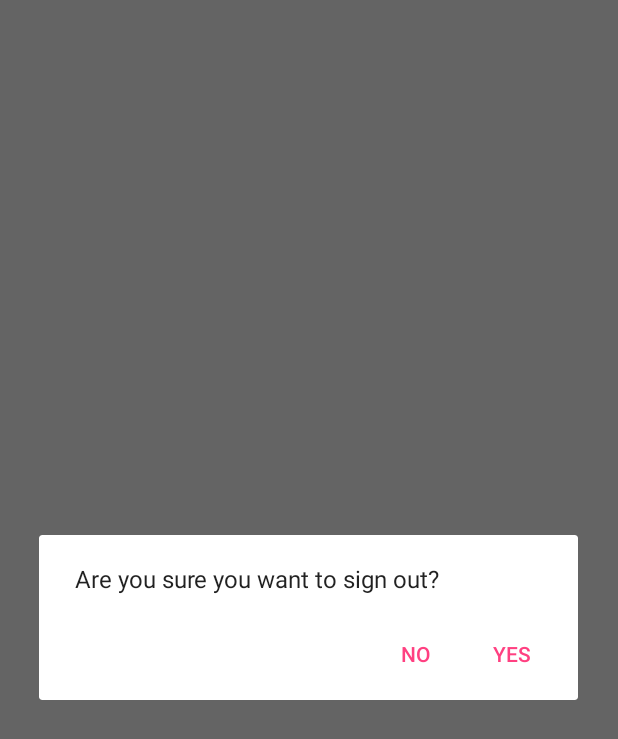
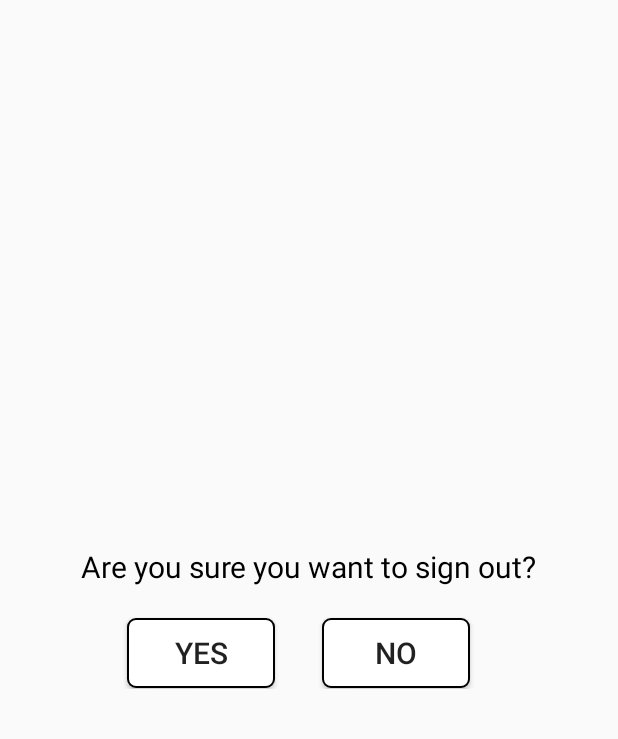
Before and after one commit to AlluMounika/UnigramProject, an Android app: the fragment SignOutFragment placed in its activity, on a phone screen of 412 x 824 dp. Shown: the top 739 px of the screen. Run offline under Robolectric (Android 15) with nearby library versions, the phone set to English and light mode, and no system bars; our stand-ins replace ButterKnife, CircleImageView, Firebase (no records; nobody signed in at launch, a user with empty details on screens opened directly); libraries missing offline, so code that uses them is left out: com.ittianyu.bottomnavigationviewex; 8 statements that could not run were skipped.

Commit message:
commit changes

```diff
--- a/app/src/main/java/com/germiyanoglu/android/unigramproject/settings/SettingsActivity.java
+++ b/app/src/main/java/com/germiyanoglu/android/unigramproject/settings/SettingsActivity.java
@@ -118,7 +118,7 @@ public class SettingsActivity extends AppCompatActivity {
     // TODO 113 ) Designing ViewPager
     private void setViewPager(int fragmentNumber){
         relativeLayout.setVisibility(View.GONE);
-        Log.d(TAG,"navigating fragments : " + fragmentNumber);
+        Log.d(TAG,"navigating fragments Number of fragment : " + fragmentNumber);
         viewPager.setAdapter(settingsItemsPagerAdapter);
         viewPager.setCurrentItem(fragmentNumber);
     }
@@ -147,6 +147,7 @@ public class SettingsActivity extends AppCompatActivity {
             Log.d(TAG, "getIntentFromProfileActivity: receiving from Profile Activity");
             setViewPager(determineIndexOfSettingsItemPagerAdapter());
         }
+
     }
 
     // TODO : 238 ) Determining index of Settings Item Pager Adapter according its arraylist position
--- a/app/src/main/java/com/germiyanoglu/android/unigramproject/settings/SignOutFragment.java
+++ b/app/src/main/java/com/germiyanoglu/android/unigramproject/settings/SignOutFragment.java
@@ -11,6 +11,7 @@ import android.util.Log;
 import android.view.LayoutInflater;
 import android.view.View;
 import android.view.ViewGroup;
+import android.widget.Button;
 import android.widget.ProgressBar;
 import android.widget.TextView;
 
@@ -38,6 +39,15 @@ public class SignOutFragment extends Fragment {
     @BindView(R.id.signout_textview)
     TextView signoutTextView;
 
+    @BindView(R.id.signout_title)
+    TextView signoutTitle;
+
+    @BindView(R.id.signout_title)
+    Button signOutYes;
+
+    @BindView(R.id.signout_get_back)
+    Button signOutNo;
+
     public View onCreateView(LayoutInflater inflater, @Nullable ViewGroup container, Bundle savedInstanceState){
         super.onCreate(savedInstanceState);
         Log.d(TAG,"onCreateView is working");
@@ -58,32 +68,26 @@ public class SignOutFragment extends Fragment {
 
     // TODO : 201 ) Opening dialogInterface for signing out according to button's feature
     private void signoutProcess() {
-        DialogInterface.OnClickListener dialogClickListener = new DialogInterface.OnClickListener() {
+        // TODO : 202 ) Signout Process
+        signOutYes.setOnClickListener(new View.OnClickListener() {
             @Override
-            public void onClick(DialogInterface dialog, int which) {
-                switch (which){
-                    case DialogInterface.BUTTON_POSITIVE:
-                        //Yes button clicked
-                        // TODO : 202 ) Signout Process
-                        setVisible();
-                        mAuth.signOut();
-                        getActivity().finish();
+            public void onClick(View v) {
+                Log.d(TAG, "onClick: attempting to sign out.");
+                setVisible();
 
-                        break;
+                mAuth.signOut();
+                getActivity().finish();
+            }
+        });
 
-                    case DialogInterface.BUTTON_NEGATIVE:
-                        //No button clicked
-                        Intent intent = new Intent(getActivity(), SettingsActivity.class);
-                        startActivity(intent);
-                        break;
-                }
+        signOutNo.setOnClickListener(new View.OnClickListener() {
+            @Override
+            public void onClick(View v) {
+                Intent intent = new Intent(getActivity(), SettingsActivity.class);
+                startActivity(intent);
             }
+        });
 
-        };
-
-        AlertDialog.Builder builder = new AlertDialog.Builder(getContext());
-        builder.setMessage("Are you sure you want to sign out?").setPositiveButton("Yes", dialogClickListener)
-                .setNegativeButton("No", dialogClickListener).show();
     }
 
     // TODO : 198 ) Set Visible of progessBar and TextView
--- a/app/src/main/res/layout/fragment_signout.xml
+++ b/app/src/main/res/layout/fragment_signout.xml
@@ -5,6 +5,48 @@
     xmlns:android="http://schemas.android.com/apk/res/android"
     android:layout_width="match_parent"
     android:layout_height="match_parent">
+
+    <RelativeLayout
+        android:layout_width="wrap_content"
+        android:layout_height="wrap_content"
+        android:layout_marginTop="80dp"
+        android:layout_centerInParent="true"
+        android:layout_centerHorizontal="true">
+
+        <TextView
+            android:id="@+id/signout_title"
+            android:layout_width="wrap_content"
+            android:layout_height="wrap_content"
+            android:textSize="20sp"
+            android:textColor="@android:color/black"
+            android:text="Are you sure you want to sign out?"/>
+
+        <Button
+            android:id="@+id/signout_button"
+            android:layout_below="@+id/signout_title"
+            android:layout_width="100dp"
+            android:layout_height="wrap_content"
+            android:layout_marginLeft="30dp"
+            android:text="Yes"
+            android:textSize="20sp"
+            android:background="@drawable/rectangle_border"
+            android:layout_marginTop="20dp"/>
+
+        <Button
+            android:id="@+id/signout_get_back"
+            android:layout_below="@+id/signout_title"
+            android:layout_toRightOf="@id/signout_button"
+            android:layout_width="100dp"
+            android:layout_height="wrap_content"
+            android:layout_marginLeft="30dp"
+            android:text="No"
+            android:textSize="20sp"
+            android:background="@drawable/rectangle_border"
+            android:layout_marginTop="20dp"/>
+
+
+    </RelativeLayout>
+
 
     <ProgressBar
         android:id="@+id/signout_progressBar"
```
